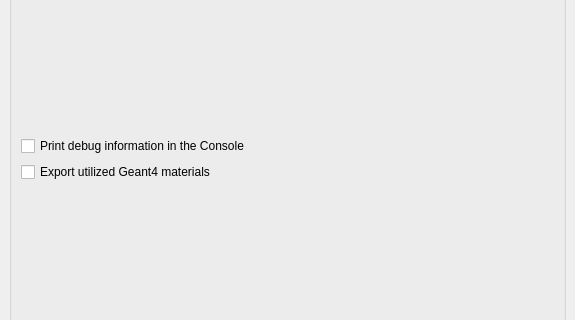
mhindi2/GDML, file freecad/gdml/Resources/ui/GDML-base.ui: the form before one commit; both pictures show x 0 to 575 and y 164 to 484 of the 575 by 629 pixel window.
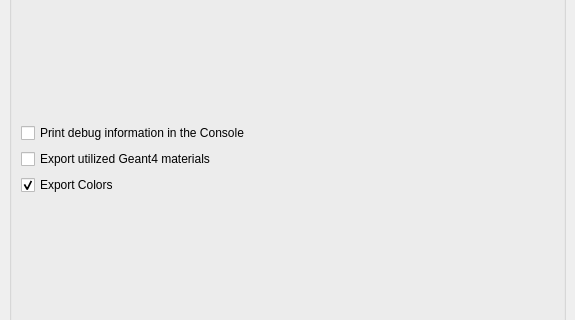
The form after the commit. Custom widgets are drawn as their Qt base class.

Commit message: new identifier for gdmlInfo spreadsheet

Patch:
```diff
--- a/freecad/gdml/Resources/ui/GDML-base.ui
+++ b/freecad/gdml/Resources/ui/GDML-base.ui
@@ -63,6 +63,22 @@
           </property>
          </widget>
         </item>
+        <item>
+         <widget class="Gui::PrefCheckBox" name="checkBox_3">
+          <property name="text">
+           <string>Export Colors</string>
+          </property>
+          <property name="checked">
+           <bool>true</bool>
+          </property>
+          <property name="prefEntry" stdset="0">
+           <cstring>exportColors</cstring>
+          </property>
+          <property name="prefPath" stdset="0">
+           <cstring>Mod/GDML</cstring>
+          </property>
+         </widget>
+        </item>
        </layout>
       </item>
      </layout>
```
Left out of the diff: 11 changed lines with no effect on the pictures. The commit also changes 3 other files.
